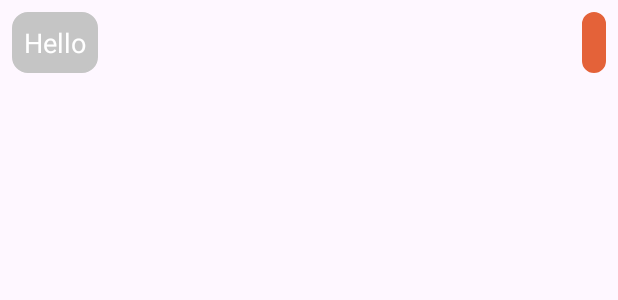
After one commit to SbusisoC/Best-You, an Android app: the layout chat_message_recycler_row.xml on its own in the app's theme, with its tools: preview values and no code run, on a phone screen of 412 x 824 dp. The commit adds this screen. Shown: the top 300 px of the screen. Run offline under Robolectric (Android 15) with nearby library versions, the phone set to English and light mode, and no system bars.

Commit message:
15th Commit

```diff
--- a/app/src/main/AndroidManifest.xml
+++ b/app/src/main/AndroidManifest.xml
@@ -1,6 +1,6 @@
 <?xml version="1.0" encoding="utf-8"?>
 <manifest xmlns:android="http://schemas.android.com/apk/res/android"
-    xmlns:tools="http://schemas.android.com/tools" >
+    xmlns:tools="http://schemas.android.com/tools">
 
     <uses-permission android:name="android.permission.INTERNET" />
 
@@ -13,7 +13,7 @@
         android:roundIcon="@mipmap/ic_launcher_round"
         android:supportsRtl="true"
         android:theme="@style/Theme.BestYou"
-        tools:targetApi="31" >
+        tools:targetApi="31">
         <activity
             android:name=".activities.ChatActivity"
             android:exported="false" />
@@ -52,7 +52,7 @@
             android:exported="false" />
         <activity
             android:name=".activities.RegisterActivity"
-            android:exported="true" >
+            android:exported="true">
             <intent-filter>
                 <action android:name="android.intent.action.MAIN" />
 
--- /dev/null
+++ b/app/src/main/res/layout/chat_message_recycler_row.xml
@@ -0,0 +1,41 @@
+<?xml version="1.0" encoding="utf-8"?>
+<RelativeLayout xmlns:android="http://schemas.android.com/apk/res/android"
+    android:layout_width="match_parent"
+    android:layout_height="wrap_content"
+    android:padding="8dp">
+
+    <LinearLayout
+        android:layout_width="wrap_content"
+        android:layout_height="wrap_content"
+        android:background="@drawable/edit_text_rounded_corner"
+        android:backgroundTint="@color/receiver"
+        android:padding="8dp"
+        android:layout_marginEnd="80dp"
+        android:id="@+id/left_chat_layout"
+        android:orientation="vertical">
+        <TextView
+            android:layout_width="wrap_content"
+            android:layout_height="wrap_content"
+            android:textColor="@color/white"
+            android:textSize="18sp"
+            android:text="Hello"
+            android:id="@+id/left_chat_textview"/>
+    </LinearLayout>
+    <LinearLayout
+        android:layout_width="wrap_content"
+        android:layout_height="wrap_content"
+        android:background="@drawable/edit_text_rounded_corner"
+        android:backgroundTint="@color/sender"
+        android:layout_alignParentEnd="true"
+        android:padding="8dp"
+        android:layout_marginStart="80dp"
+        android:id="@+id/right_chat_layout">
+        <TextView
+            android:layout_width="wrap_content"
+            android:layout_height="wrap_content"
+            android:textColor="@color/white"
+            android:textSize="18sp"
+            android:id="@+id/right_chat_textview"/>
+    </LinearLayout>
+
+</RelativeLayout>
--- a/app/src/main/res/values/colors.xml
+++ b/app/src/main/res/values/colors.xml
@@ -6,4 +6,7 @@
     <color name="red">#FF0000</color>
     <color name="lightGrey">#E8E9EB</color>
     <color name="textGrey">#BEBEBE</color>
+    <color name="sender">#E46239</color>
+    <color name="receiver">#C5C5C5</color>
+
 </resources>
--- a/app/src/main/res/values/strings.xml
+++ b/app/src/main/res/values/strings.xml
@@ -16,4 +16,6 @@
     <string name="logout">Logout</string>
     <string name="user_email">User email</string>
     <string name="user_name">User name</string>
+<!-- TODO: Remove or change this placeholder text -->
+    <string name="hello_blank_fragment">Hello blank fragment</string>
 </resources>
```
Also changed, not shown: app/src/main/java/com/example/bestyou/activities/ChatActivity.java (+59 -0 lines), app/src/main/java/com/example/bestyou/activities/MessagesActivity.java (+53 -0 lines), app/src/main/java/com/example/bestyou/adapters/ChatRecyclerAdapter.java (added, +68 -0 lines), app/src/main/java/com/example/bestyou/adapters/RecentChatRecyclerAdapter.java (added, +96 -0 lines), app/src/main/java/com/example/bestyou/models/ChatMessageModel.java (added, +42 -0 lines), app/src/main/java/com/example/bestyou/models/ChatroomModel.java (+9 -0 lines), app/src/main/java/com/example/bestyou/utils/FirebaseUtil.java (+24 -0 lines), app/src/main/res/layout/activity_messages.xml (+9 -0 lines), app/src/main/res/layout/fragment_chat.xml (added, +13 -0 lines), app/src/main/res/layout/recent_chat_recycler_row.xml (added, +47 -0 lines).
